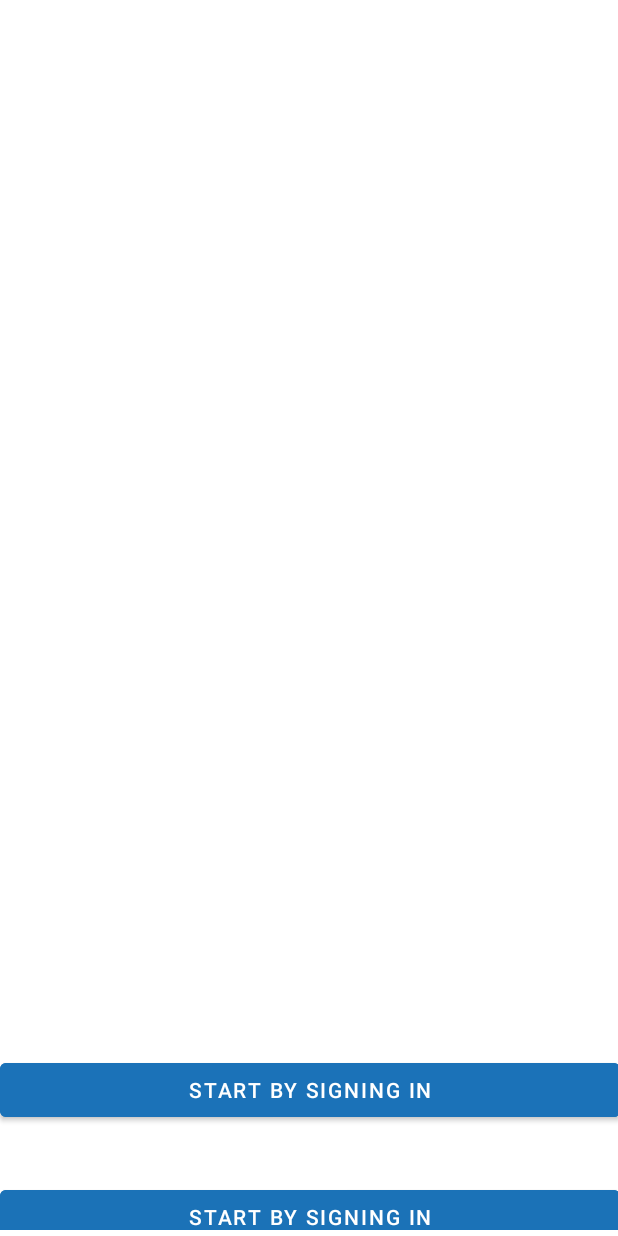
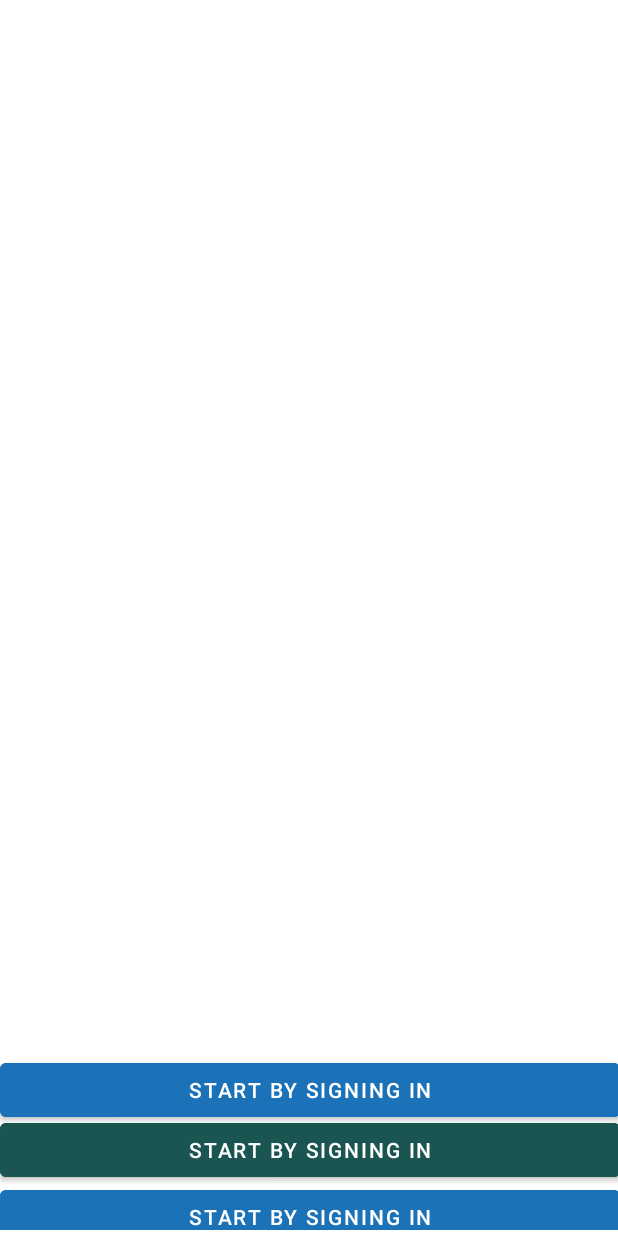
Before and after one commit to fatimaDib/TourGuide, an Android app: the screen it shows after launch (IntroActivity), on a phone screen of 412 x 824 dp. Run offline under Robolectric (Android 15) with nearby library versions, the phone set to English and light mode, and no system bars; our stand-ins replace Firebase (no records; nobody signed in at launch, a user with empty details on screens opened directly); Roboto replaces fonts that are not available here.

Commit message:
Added a button

```diff
--- a/app/src/main/res/layout/activity_intro.xml
+++ b/app/src/main/res/layout/activity_intro.xml
@@ -43,6 +43,15 @@
         android:text="Start By Signing In" />
 
     <Button
+        android:id="@+id/signIn3"
+        android:layout_width="match_parent"
+        android:layout_height="wrap_content"
+        android:layout_alignParentBottom="true"
+        android:layout_marginBottom="29dp"
+        android:backgroundTint="#1B5551"
+        android:text="Start By Signing In" />
+
+    <Button
         android:id="@+id/signIn2"
         android:layout_width="match_parent"
         android:layout_height="wrap_content"
```
